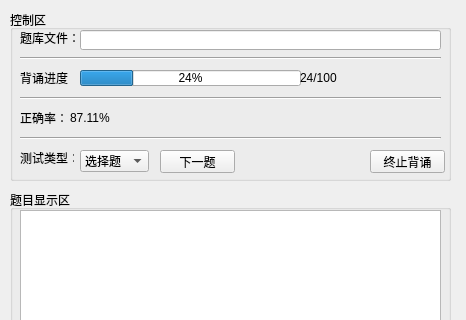
The window that forms_ui/testprocesswindow.ui (Chshy/WordsMemorizing) describes before a commit, drawn with Qt 5; both pictures show x 0 to 466 and y 0 to 320 of the 466 by 622 pixel window.
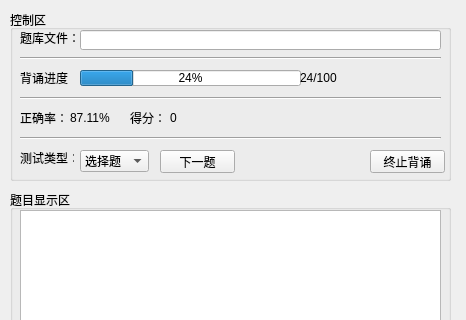
The same window after the commit.

```diff
--- a/forms_ui/testprocesswindow.ui
+++ b/forms_ui/testprocesswindow.ui
@@ -363,6 +363,32 @@
       <string>测试类型：</string>
      </property>
     </widget>
+    <widget class="QLabel" name="label_8">
+     <property name="geometry">
+      <rect>
+       <x>120</x>
+       <y>100</y>
+       <width>54</width>
+       <height>16</height>
+      </rect>
+     </property>
+     <property name="text">
+      <string>得分：</string>
+     </property>
+    </widget>
+    <widget class="QLabel" name="ScoreDisplay">
+     <property name="geometry">
+      <rect>
+       <x>160</x>
+       <y>100</y>
+       <width>51</width>
+       <height>16</height>
+      </rect>
+     </property>
+     <property name="text">
+      <string>0</string>
+     </property>
+    </widget>
    </widget>
    <widget class="QLabel" name="label_4">
     <property name="geometry">
```
